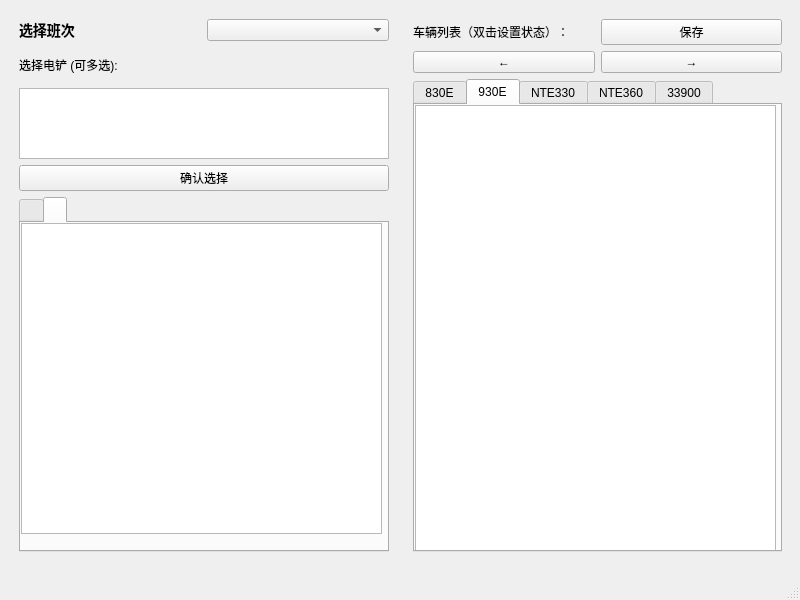
Old version of the form 报表生成/ui/vehicle_distribution.ui in the repository enjoylearning96/QT.
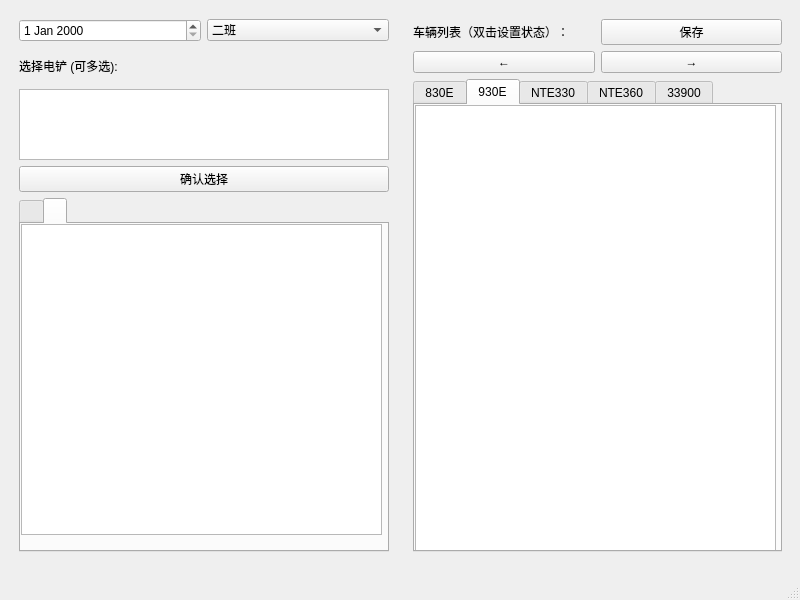
New version of the form. The open tabs and pages were chosen to show the change.

Commit message: 完善车辆分配模块，增加班次记录表

What changed in the file:
```diff
--- a/报表生成/ui/vehicle_distribution.ui
+++ b/报表生成/ui/vehicle_distribution.ui
@@ -48,22 +48,10 @@
         <item>
          <layout class="QHBoxLayout" name="horizontalLayout_3">
           <item>
-           <widget class="QLabel" name="label_shift">
-            <property name="styleSheet">
-             <string>font-weight: bold; font-size: 14px;</string>
-            </property>
-            <property name="text">
-             <string>选择班次</string>
-            </property>
-           </widget>
+           <widget class="QDateEdit" name="dateEdit"/>
           </item>
           <item>
            <widget class="QComboBox" name="comboBox">
-            <item>
-             <property name="text">
-              <string/>
-             </property>
-            </item>
             <item>
              <property name="text">
               <string>二班</string>
```
Left out of the diff: 2 changed lines with no effect on the pictures. The commit also changes 5 other files.
